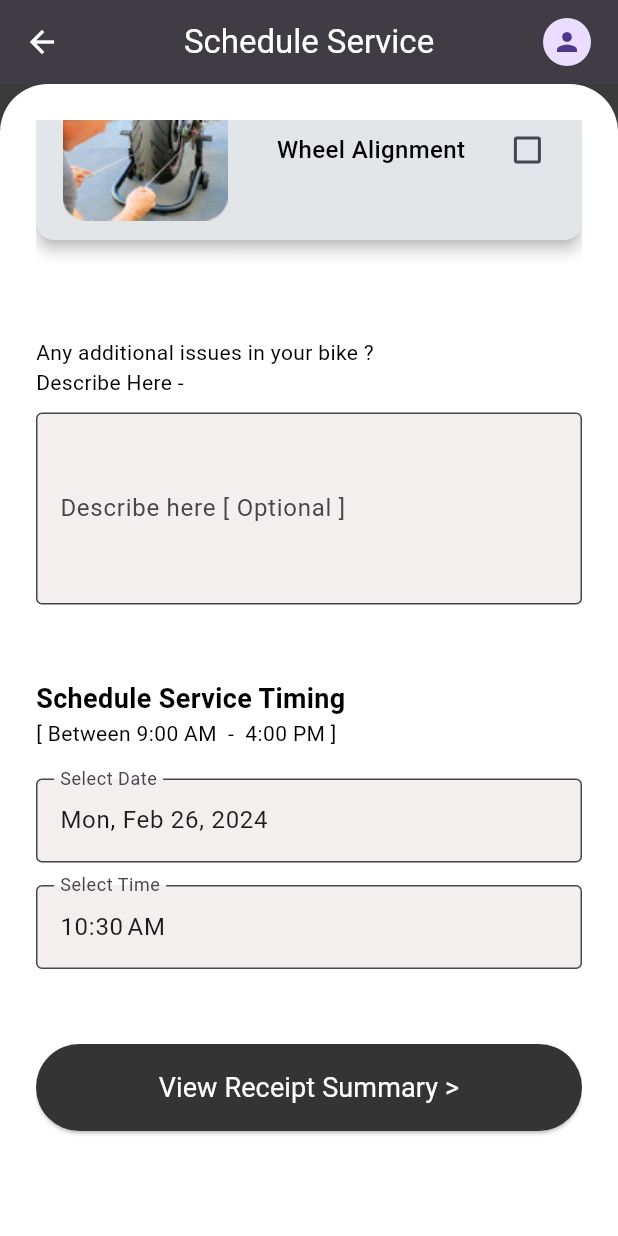
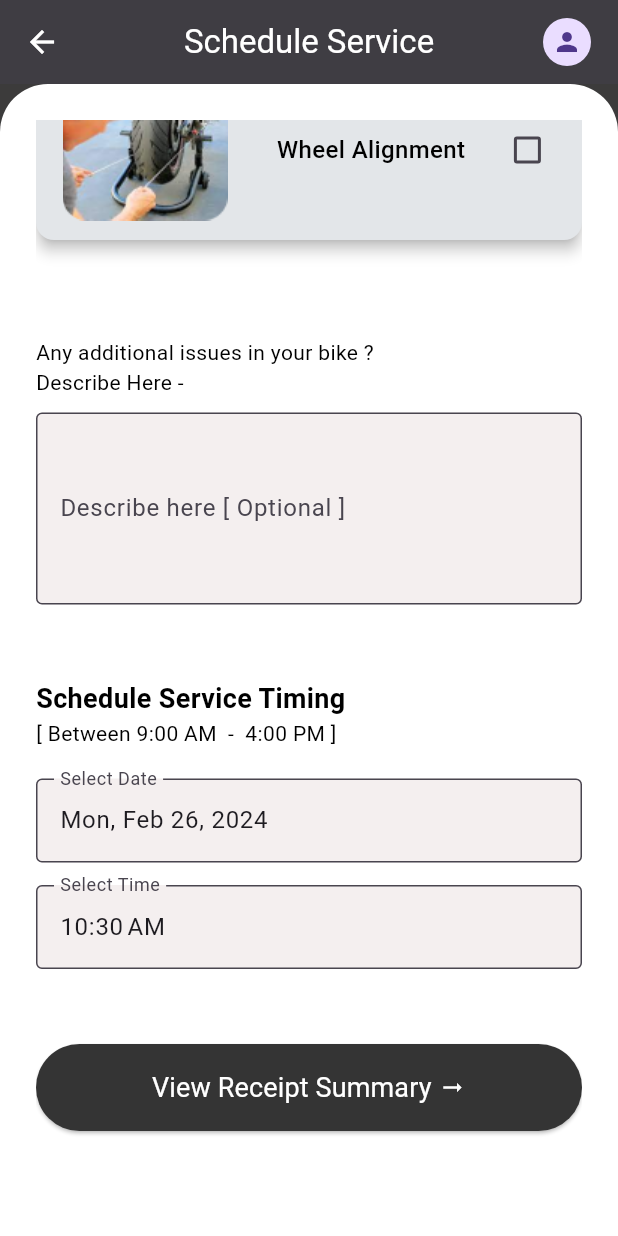
Before and after one commit to Rahul-Sharma-Github/Bike-Service-App, a Flutter app: the ScheduleServicePage screen opened directly, scrolled down 1152 dp, on a phone screen of 412 x 824 dp. Run offline on Flutter 3.47's test engine with Material 3 defaults, Android fonts, the phone set to English and light mode, and no system bars; our stand-ins replace cloud_firestore, device_preview, firebase_auth, firebase_core, get; accounts and stored records are empty.

Commit message:
Fixed Button UI of ScheduleServicePage & ScheduleSummaryPage |

```diff
--- a/lib/app/features/schedule_service/presentation/pages/schedule_service_page/schedule_service_page.dart
+++ b/lib/app/features/schedule_service/presentation/pages/schedule_service_page/schedule_service_page.dart
@@ -530,10 +530,19 @@ class ScheduleServicePage extends StatelessWidget {
                   },
                   child: const Padding(
                     padding: EdgeInsets.symmetric(vertical: 16),
-                    child: Text(
-                      'View Receipt Summary >',
-                      textAlign: TextAlign.center,
-                      style: AppTextStyleTheme.buttonMainText,
+                    child: Row(
+                      mainAxisSize: MainAxisSize.min,
+                      mainAxisAlignment: MainAxisAlignment.center,
+                      children: [
+                        Text(
+                          'View Receipt Summary',
+                          style: AppTextStyleTheme.buttonMainText,
+                        ),
+                        SizedBox(
+                          width: 5,
+                        ),
+                        Icon(Icons.arrow_right_alt_sharp, color: Colors.white),
+                      ],
                     ),
                   ),
                 ),
```
Also changed, not shown: lib/app/features/schedule_summary/presentation/pages/schedule_summary_page/schedule_summary_page.dart (+13 -4 lines).
